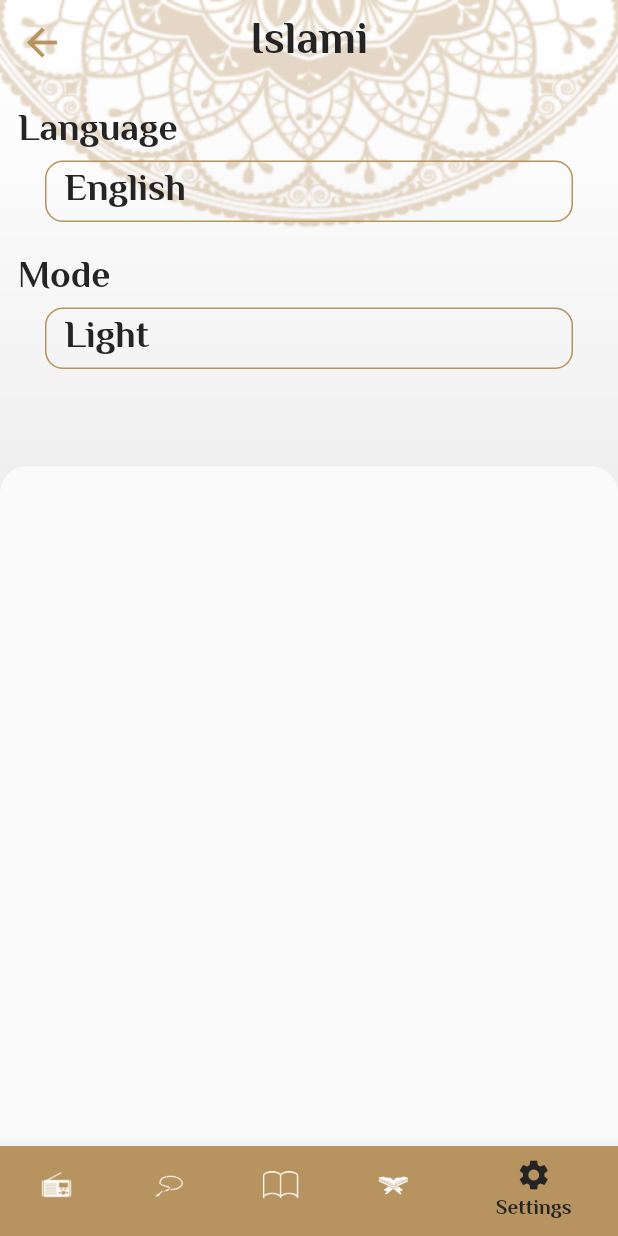
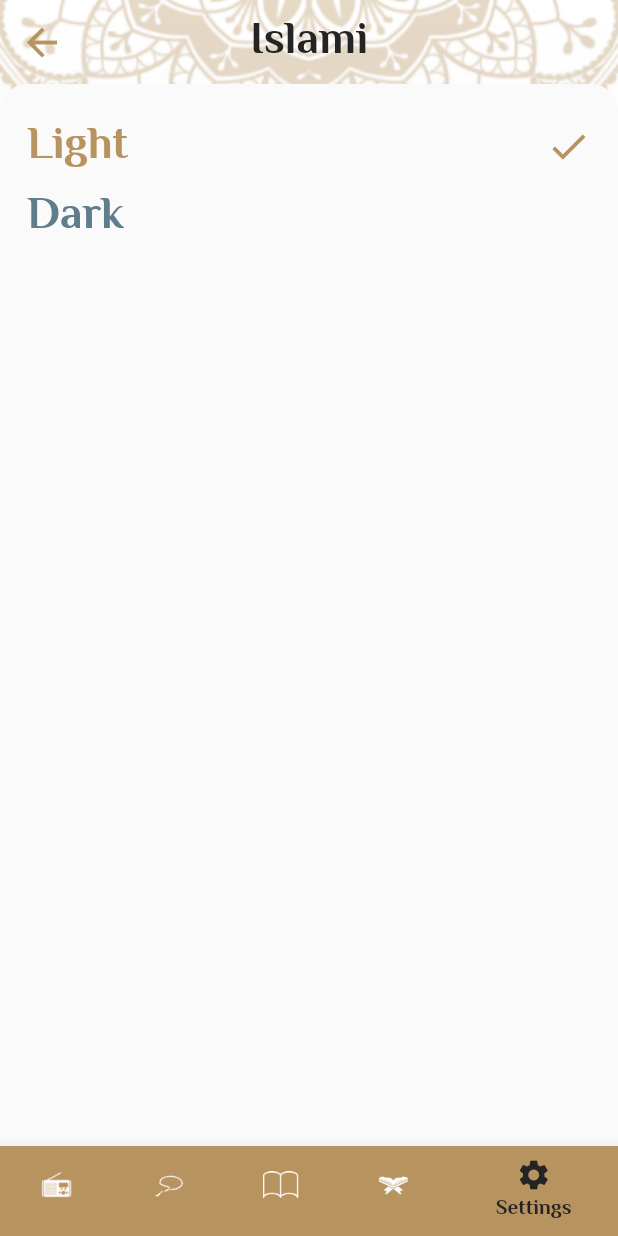
Before and after one commit to zahra2299/Athkar, a Flutter app: the screen it shows after launch, item 5 of the bottom bar chosen, after a tap on "Light", on a phone screen of 412 x 824 dp. Run offline on Flutter 3.47's test engine with Material 2 defaults, Android fonts, the phone set to English and light mode, and no system bars; our stand-ins replace google_fonts; generated files the repository leaves out were written again.

Commit message:
add localization

```diff
--- a/lib/bottom_sheets/show_language_bottom_sheet.dart
+++ b/lib/bottom_sheets/show_language_bottom_sheet.dart
@@ -24,8 +24,12 @@ class LanguageBottomSheet extends StatelessWidget {
                 Text(AppLocalizations.of(context)!.english,
                     style: Theme.of(context).textTheme.bodyLarge!.copyWith(
                         color: provider.local == "en"
-                            ? MyThemeData.primaryColor
-                            : MyThemeData.blackColor)),
+                            ? provider.theme == ThemeMode.light
+                                ? Theme.of(context).colorScheme.primary
+                                : Theme.of(context).colorScheme.secondary
+                            : provider.theme == ThemeMode.light
+                                ? Theme.of(context).colorScheme.secondary
+                                : Theme.of(context).colorScheme.onPrimary)),
                 provider.local == "en"
                     ? Icon(Icons.done,
                         size: 30, color: MyThemeData.primaryColor)
@@ -44,8 +48,12 @@ class LanguageBottomSheet extends StatelessWidget {
                 Text(AppLocalizations.of(context)!.arabic,
                     style: Theme.of(context).textTheme.bodyLarge!.copyWith(
                         color: provider.local == "ar"
-                            ? MyThemeData.primaryColor
-                            : MyThemeData.blackColor)),
+                            ? provider.theme == ThemeMode.light
+                                ? Theme.of(context).colorScheme.primary
+                                : Theme.of(context).colorScheme.secondary
+                            : provider.theme == ThemeMode.light
+                                ? Theme.of(context).colorScheme.secondary
+                                : Theme.of(context).colorScheme.onPrimary)),
                 provider.local == "ar"
                     ? Icon(Icons.done,
                         size: 30, color: MyThemeData.primaryColor)
--- /dev/null
+++ b/lib/bottom_sheets/show_theme_bottom_sheet.dart
@@ -0,0 +1,60 @@
+import 'package:flutter/material.dart';
+import 'package:flutter_gen/gen_l10n/app_localizations.dart';
+import 'package:islami/myThemeData.dart';
+import 'package:provider/provider.dart';
+
+import '../providers/my_provider.dart';
+
+class ThemingBottomSheet extends StatelessWidget {
+  @override
+  Widget build(BuildContext context) {
+    var provider = Provider.of<MyProvider>(context);
+    return Padding(
+      padding: const EdgeInsets.all(18.0),
+      child: Column(
+        children: [
+          InkWell(
+            onTap: () {
+              provider.changeTheme(ThemeMode.light);
+              Navigator.pop(context); //close sheet after selection
+            },
+            child: Row(
+              mainAxisAlignment: MainAxisAlignment.spaceBetween,
+              children: [
+                Text(AppLocalizations.of(context)!.light,
+                    style: Theme.of(context).textTheme.bodyLarge!.copyWith(
+                        color: provider.theme == ThemeMode.light
+                            ? Theme.of(context).colorScheme.background
+                            : Theme.of(context).colorScheme.onPrimary)),
+                provider.theme == ThemeMode.light
+                    ? Icon(Icons.done,
+                        size: 30, color: MyThemeData.primaryColor)
+                    : SizedBox.shrink(),
+              ],
+            ),
+          ),
+          InkWell(
+            onTap: () {
+              provider.changeTheme(ThemeMode.dark);
+              Navigator.pop(context);
+            },
+            child: Row(
+              mainAxisAlignment: MainAxisAlignment.spaceBetween,
+              children: [
+                Text(AppLocalizations.of(context)!.dark,
+                    style: Theme.of(context).textTheme.bodyLarge!.copyWith(
+                        color: provider.theme == ThemeMode.dark
+                            ? Theme.of(context).colorScheme.background
+                            : Theme.of(context).colorScheme.surface)),
+                provider.theme == ThemeMode.dark
+                    ? Icon(Icons.done,
+                        size: 30, color: MyThemeData.primaryColor)
+                    : SizedBox.shrink(),
+              ],
+            ),
+          ),
+        ],
+      ),
+    );
+  }
+}
--- a/lib/home.dart
+++ b/lib/home.dart
@@ -1,11 +1,13 @@
 import 'package:flutter/material.dart';
 import 'package:islami/myThemeData.dart';
+import 'package:islami/providers/my_provider.dart';
 import 'package:islami/tabs/ahadeth_tab.dart';
 import 'package:islami/tabs/quran_tab.dart';
 import 'package:islami/tabs/radio_tab.dart';
 import 'package:islami/tabs/sebha_tab.dart';
 import 'package:islami/tabs/settings_tab.dart';
 import 'package:flutter_gen/gen_l10n/app_localizations.dart';
+import 'package:provider/provider.dart';
 
 class HomeScreen extends StatefulWidget {
   static const String routeName = "home";
@@ -19,10 +21,13 @@ class _HomeScreenState extends State<HomeScreen> {
 
   @override
   Widget build(BuildContext context) {
+    var provider = Provider.of<MyProvider>(context);
     return Stack(
       children: [
         Image.asset(
-          "assets/images/background.png",
+          provider.theme == ThemeMode.light
+              ? "assets/images/background.png"
+              : "assets/images/background_dark.png",
           width: double.infinity,
           fit: BoxFit.fill,
         ),
@@ -30,10 +35,7 @@ class _HomeScreenState extends State<HomeScreen> {
           appBar: AppBar(
             title: Text(
               AppLocalizations.of(context)!.appTitle,
-              style: Theme
-                  .of(context)
-                  .textTheme
-                  .bodyLarge,
+              style: Theme.of(context).textTheme.bodyLarge,
             ),
           ),
           bottomNavigationBar: BottomNavigationBar(
@@ -46,23 +48,23 @@ class _HomeScreenState extends State<HomeScreen> {
               BottomNavigationBarItem(
                   icon: ImageIcon(AssetImage("assets/images/radio.png")),
                   label: "Radio",
-                  backgroundColor: MyThemeData.primaryColor),
+                  backgroundColor: Theme.of(context).colorScheme.primary),
               BottomNavigationBarItem(
                   icon: ImageIcon(AssetImage("assets/images/sebha.png")),
                   label: "Sebha",
-                  backgroundColor: MyThemeData.primaryColor),
+                  backgroundColor: Theme.of(context).colorScheme.primary),
               BottomNavigationBarItem(
                   icon: ImageIcon(AssetImage("assets/images/ahadeth.png")),
                   label: "Ahadeth",
-                  backgroundColor: MyThemeData.primaryColor),
+                  backgroundColor: Theme.of(context).colorScheme.primary),
               BottomNavigationBarItem(
                   icon: ImageIcon(AssetImage("assets/images/moshaf_blue.png")),
                   label: "Quran",
-                  backgroundColor: MyThemeData.primaryColor),
+                  backgroundColor: Theme.of(context).colorScheme.primary),
               BottomNavigationBarItem(
                   icon: Icon(Icons.settings),
                   label: "Settings",
-                  backgroundColor: MyThemeData.primaryColor),
+                  backgroundColor: Theme.of(context).colorScheme.primary),
             ],
           ),
           body: tabs[index],
--- a/lib/l10n/app_ar.arb
+++ b/lib/l10n/app_ar.arb
@@ -3,5 +3,11 @@
   "suraName": "اسم السورة",
   "ahadeth": "الأحاديث",
   "english": "الانجليزية",
-  "arabic": "العربية"
+  "arabic": "العربية",
+  "light": "مضيء",
+  "dark": "مظلم",
+  "language": "اللغة",
+  "mode": "السمة",
+  "quranBroadcast": "إذاعة القرآن الكريم",
+  "totalOfTasbeeh": "عدد التسبيحات"
 }
--- a/lib/l10n/app_en.arb
+++ b/lib/l10n/app_en.arb
@@ -3,5 +3,11 @@
   "suraName": "Sura Name",
   "ahadeth": "Ahadeth",
   "english": "English",
-  "arabic": "Arabic"
+  "arabic": "Arabic",
+  "light": "Light",
+  "dark": "Dark",
+  "language": "Language",
+  "mode": "Mode",
+  "quranBroadcast": "Quran broadcast",
+  "totalOfTasbeeh": "Total of tasbeeh"
 }
--- a/lib/main.dart
+++ b/lib/main.dart
@@ -8,8 +8,11 @@ import 'package:islami/sura_details.dart';
 import 'package:provider/provider.dart';
 
 void main() {
-  runApp(ChangeNotifierProvider(
-      create: (context) => MyProvider(), child: const MyApp()));
+  runApp(MultiProvider(providers: [
+    ChangeNotifierProvider(
+      create: (context) => MyProvider(),
+    ),
+  ], child: const MyApp()));
 }
 
 class MyApp extends StatelessWidget {
@@ -31,6 +34,7 @@ class MyApp extends StatelessWidget {
         SuraDetailsScreen.routeName: (context) => SuraDetailsScreen(),
         HadethDetails.routeName: (context) => HadethDetails(),
       },
+      themeMode: provider.theme,
       theme: MyThemeData.lightTheme,
       darkTheme: MyThemeData.darkTheme,
     );
--- a/lib/myThemeData.dart
+++ b/lib/myThemeData.dart
@@ -3,9 +3,23 @@ import 'package:google_fonts/google_fonts.dart';
 
 class MyThemeData {
   static Color primaryColor = Color(0xffB7935F);
+  static Color darkPrimary = Color(0xff0F1424);
   static Color blackColor = Color(0xFF242424);
+  static Color yellowColor = Color(0xFFFACC1D);
 
   static ThemeData lightTheme = ThemeData(
+    colorScheme: ColorScheme(
+        brightness: Brightness.light,
+        primary: primaryColor,
+        onPrimary: Colors.white54,
+        secondary: blackColor,
+        onSecondary: Colors.white,
+        error: Colors.red,
+        onError: Colors.white,
+        background: primaryColor,
+        onBackground: Colors.grey,
+        surface: Colors.blueGrey,
+        onSurface: Colors.white),
     scaffoldBackgroundColor: Colors.transparent,
     bottomNavigationBarTheme: BottomNavigationBarThemeData(
         type: BottomNavigationBarType.shifting,
@@ -39,5 +53,50 @@ class MyThemeData {
       ),
     ),
   );
-  static ThemeData darkTheme = ThemeData();
+  static ThemeData darkTheme = ThemeData(
+    colorScheme: ColorScheme(
+        brightness: Brightness.dark,
+        primary: darkPrimary,
+        onPrimary: Colors.white,
+        secondary: yellowColor,
+        onSecondary: Colors.white,
+        error: Colors.red,
+        onError: Colors.white,
+        background: yellowColor,
+        onBackground: Colors.grey,
+        surface: Colors.blueGrey,
+        onSurface: Colors.white),
+    scaffoldBackgroundColor: Colors.transparent,
+    bottomNavigationBarTheme: BottomNavigationBarThemeData(
+        type: BottomNavigationBarType.shifting,
+        backgroundColor: darkPrimary,
+        selectedItemColor: yellowColor,
+        unselectedItemColor: Colors.white),
+    textTheme: TextTheme(
+      bodySmall: GoogleFonts.elMessiri(
+        color: yellowColor,
+        fontSize: 20,
+        fontWeight: FontWeight.w400,
+      ),
+      bodyMedium: GoogleFonts.elMessiri(
+        color: Colors.white,
+        fontSize: 25,
+        fontWeight: FontWeight.w700,
+      ),
+      bodyLarge: GoogleFonts.elMessiri(
+        color: Colors.white,
+        fontSize: 30,
+        fontWeight: FontWeight.bold,
+      ),
+    ),
+    appBarTheme: AppBarTheme(
+      color: Colors.transparent,
+      elevation: 0.0,
+      centerTitle: true,
+      iconTheme: IconThemeData(
+        color: Colors.white,
+        size: 30,
+      ),
+    ),
+  );
 }
--- a/lib/providers/my_provider.dart
+++ b/lib/providers/my_provider.dart
@@ -1,7 +1,13 @@
-import 'package:flutter/cupertino.dart';
+import 'package:flutter/material.dart';
 
 class MyProvider extends ChangeNotifier {
   String local = "en";
+  ThemeMode theme = ThemeMode.light;
+
+  changeTheme(ThemeMode mode) {
+    theme = mode;
+    notifyListeners();
+  }
 
   changeLanguage(String langCode) {
     local = langCode;
--- /dev/null
+++ b/lib/providers/sure_details_provider.dart
@@ -0,0 +1,13 @@
+import 'package:flutter/material.dart';
+import 'package:flutter/services.dart';
+
+class SuraDetailsProvider extends ChangeNotifier {
+  List<String> verses = [];
+
+  loadFile(int index) async {
+    String file = await rootBundle.loadString("assets/files/${index + 1}.txt");
+    List<String> lines = file.split("\n");
+    verses = lines;
+    notifyListeners();
+  }
+}
--- a/lib/sura_details.dart
+++ b/lib/sura_details.dart
@@ -1,7 +1,8 @@
 import 'package:flutter/material.dart';
-import 'package:flutter/services.dart';
 import 'package:islami/myThemeData.dart';
+import 'package:islami/providers/sure_details_provider.dart';
 import 'package:islami/sura_model.dart';
+import 'package:provider/provider.dart';
 
 class SuraDetailsScreen extends StatefulWidget {
   static const String routeName = "Sura details";
@@ -11,14 +12,19 @@ class SuraDetailsScreen extends StatefulWidget {
 }
 
 class _SuraDetailsScreenState extends State<SuraDetailsScreen> {
-  List<String> verses = [];
-
   @override
   Widget build(BuildContext context) {
+    //var provider = Provider.of<SuraDetailsProvider>(context);
     var args = ModalRoute.of(context)?.settings.arguments as SuraModel;
-    if (verses.isEmpty) {
-      loadFile(args.index);
-    }
+    // if (provider.verses.isEmpty) {
+    //   provider.loadFile(args.index);
+    // }
+
+    //.. allows to access anything in SuraDetailsProvider
+    return ChangeNotifierProvider(
+      create: (context) => SuraDetailsProvider()..loadFile(args.index),
+      builder: (context, child) {
+        var provider = Provider.of<SuraDetailsProvider>(context);
         return Container(
           decoration: BoxDecoration(
             image: DecorationImage(
@@ -27,7 +33,8 @@ class _SuraDetailsScreenState extends State<SuraDetailsScreen> {
           ),
           child: Scaffold(
             appBar: AppBar(
-          title: Text(args.name, style: Theme.of(context).textTheme.bodyLarge),
+              title:
+                  Text(args.name, style: Theme.of(context).textTheme.bodyLarge),
             ),
             body: Padding(
               padding: const EdgeInsets.all(12.0),
@@ -48,24 +55,19 @@ class _SuraDetailsScreenState extends State<SuraDetailsScreen> {
                         return Directionality(
                           textDirection: TextDirection.rtl,
                           child: Text(
-                        "${verses[index]}(${index + 1})",
+                            "${provider.verses[index]}(${index + 1})",
                             style: Theme.of(context).textTheme.bodySmall,
                             textAlign: TextAlign.center,
                           ),
                         );
                       },
-                  itemCount: verses.length),
+                      itemCount: provider.verses.length),
                 ),
               ),
             ),
           ),
         );
-  }
-
-  loadFile(int index) async {
-    String file = await rootBundle.loadString("assets/files/${index + 1}.txt");
-    List<String> lines = file.split("\n");
-    verses = lines;
-    setState(() {});
+      },
+    );
   }
 }
--- a/lib/tabs/radio_tab.dart
+++ b/lib/tabs/radio_tab.dart
@@ -1,5 +1,6 @@
 import 'package:flutter/material.dart';
 import 'package:islami/myThemeData.dart';
+import 'package:flutter_gen/gen_l10n/app_localizations.dart';
 
 class RadioTab extends StatelessWidget {
   const RadioTab({super.key});
@@ -11,7 +12,7 @@ class RadioTab extends StatelessWidget {
       children: [
         Image.asset("assets/images/radio_image.png"),
         Text(
-          "إذاعة القرآن الكريم",
+          AppLocalizations.of(context)!.quranBroadcast,
           style: Theme.of(context).textTheme.bodySmall,
         ),
         Row(
--- a/lib/tabs/sebha_tab.dart
+++ b/lib/tabs/sebha_tab.dart
@@ -1,4 +1,5 @@
 import 'package:flutter/material.dart';
+import 'package:flutter_gen/gen_l10n/app_localizations.dart';
 import 'package:islami/myThemeData.dart';
 
 class SebhaTab extends StatefulWidget {
@@ -34,7 +35,7 @@ class _SebhaTabState extends State<SebhaTab> {
           SizedBox(
             height: 8,
           ),
-          Text("عدد التسبيحات",
+          Text(AppLocalizations.of(context)!.totalOfTasbeeh,
               style: Theme.of(context)
                   .textTheme
                   .bodySmall!
--- a/lib/tabs/settings_tab.dart
+++ b/lib/tabs/settings_tab.dart
@@ -5,6 +5,7 @@ import 'package:islami/providers/my_provider.dart';
 import 'package:provider/provider.dart';
 
 import '../bottom_sheets/show_language_bottom_sheet.dart';
+import '../bottom_sheets/show_theme_bottom_sheet.dart';
 
 class SettingsTab extends StatefulWidget {
   const SettingsTab({super.key});
@@ -22,11 +23,11 @@ class _SettingsTabState extends State<SettingsTab> {
       child: Column(
         crossAxisAlignment: CrossAxisAlignment.stretch,
         children: [
-          Text("Language",
-              style: Theme.of(context)
-                  .textTheme
-                  .bodyMedium!
-                  .copyWith(color: MyThemeData.blackColor)),
+          Text(AppLocalizations.of(context)!.language,
+              style: Theme.of(context).textTheme.bodyMedium!.copyWith(
+                  color: pro.theme == ThemeMode.light
+                      ? Theme.of(context).colorScheme.secondary
+                      : Theme.of(context).colorScheme.onSecondary)),
           InkWell(
             onTap: () {
               showLanguageBottomSheet(context);
@@ -41,18 +42,18 @@ class _SettingsTabState extends State<SettingsTab> {
                   pro.local == "en"
                       ? AppLocalizations.of(context)!.english
                       : AppLocalizations.of(context)!.arabic,
-                  style: Theme.of(context)
-                      .textTheme
-                      .bodyMedium!
-                      .copyWith(color: MyThemeData.blackColor)),
+                  style: Theme.of(context).textTheme.bodyMedium!.copyWith(
+                      color: pro.theme == ThemeMode.light
+                          ? Theme.of(context).colorScheme.secondary
+                          : Theme.of(context).colorScheme.onSecondary)),
             ),
           ),
           SizedBox(height: 18),
-          Text("Mode",
-              style: Theme.of(context)
-                  .textTheme
-                  .bodyMedium!
-                  .copyWith(color: MyThemeData.blackColor)),
+          Text(AppLocalizations.of(context)!.mode,
+              style: Theme.of(context).textTheme.bodyMedium!.copyWith(
+                  color: pro.theme == ThemeMode.light
+                      ? Theme.of(context).colorScheme.secondary
+                      : Theme.of(context).colorScheme.onSecondary)),
           InkWell(
             onTap: () {
               showThemingBottomSheet();
@@ -63,11 +64,14 @@ class _SettingsTabState extends State<SettingsTab> {
               decoration: BoxDecoration(
                   borderRadius: BorderRadius.circular(12),
                   border: Border.all(color: MyThemeData.primaryColor)),
-              child: Text("Light",
-                  style: Theme.of(context)
-                      .textTheme
-                      .bodyMedium!
-                      .copyWith(color: MyThemeData.blackColor)),
+              child: Text(
+                  pro.theme == ThemeMode.light
+                      ? AppLocalizations.of(context)!.light
+                      : AppLocalizations.of(context)!.dark,
+                  style: Theme.of(context).textTheme.bodyMedium!.copyWith(
+                      color: pro.theme == ThemeMode.light
+                          ? Theme.of(context).colorScheme.secondary
+                          : Theme.of(context).colorScheme.onSecondary)),
             ),
           ),
         ],
@@ -101,9 +105,7 @@ class _SettingsTabState extends State<SettingsTab> {
             topLeft: Radius.circular(18), topRight: Radius.circular(18)),
       ),
       builder: (context) {
-        return Container(
-          height: MediaQuery.of(context).size.height * .55,
-        );
+        return ThemingBottomSheet();
       },
     );
   }
```
Lines whose indentation alone changed are shown as unchanged.
